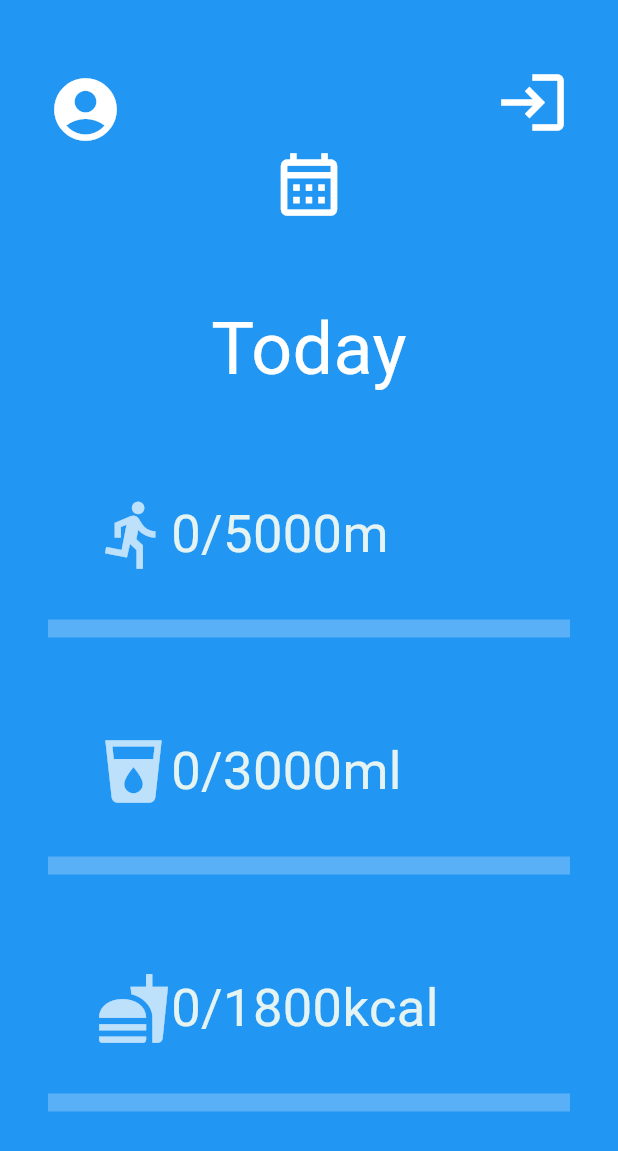
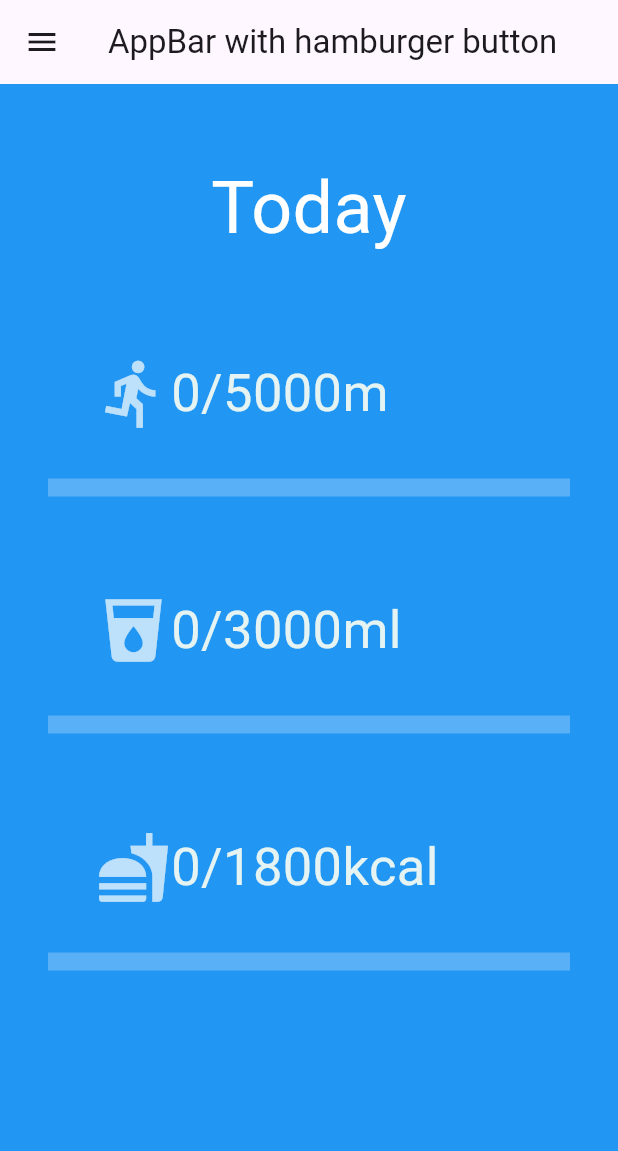
Before and after one commit to ManRi04/FitTrack, a Flutter app: the screen it shows after launch, after a tap on "Login", on a phone screen of 412 x 824 dp. Shown: the top 1151 px of the screen. Run offline on Flutter 3.47's test engine with Material 3 defaults, Android fonts, the light colour scheme and no system bars; our stand-ins replace sqflite, table_calendar; accounts and stored records are empty.

Commit message:
added SideBar with fucntionality that redirects to certain pages

```diff
--- a/lib/app/NutritionInput.dart
+++ b/lib/app/NutritionInput.dart
@@ -5,7 +5,6 @@ class NutritionInputPage extends StatefulWidget {
   const NutritionInputPage({super.key, required this.currentDate});
 
   final String currentDate;
-
 
   @override
   _NutritionInputPageState createState() => _NutritionInputPageState();
--- a/lib/app/Progress.dart
+++ b/lib/app/Progress.dart
@@ -1,10 +1,12 @@
+import 'package:fit_track/app/NutritionInput.dart';
+import 'package:fit_track/app/WorkoutPlan.dart';
 import 'package:fit_track/app/calendar.dart';
 import 'package:fit_track/app/login.dart';
 import 'package:flutter/material.dart';
 import 'profile.dart';
 
-class ProgressPage extends StatefulWidget {
-  const ProgressPage({super.key, required this.title});
+class ScreenSwiperPage extends StatefulWidget {
+  const ScreenSwiperPage({super.key, required this.title});
 
   // This widget is the home page of your application. It is stateful, meaning
   // that it has a State object (defined below) that contains fields that affect
@@ -18,10 +20,10 @@ class ProgressPage extends StatefulWidget {
   final String title;
 
   @override
-  State<ProgressPage> createState() => _ProgressPageState();
+  State<ScreenSwiperPage> createState() => _ScreenSwiperPageState();
 }
 
-class _ProgressPageState extends State<ProgressPage> {
+class _ScreenSwiperPageState extends State<ScreenSwiperPage> {
   int _counter = 0;
 
   final controller = PageController(initialPage: 0);
@@ -40,10 +42,57 @@ class _ProgressPageState extends State<ProgressPage> {
   @override
   Widget build(BuildContext context) {
     return Scaffold(
+      appBar: AppBar(title: const Text('AppBar with hamburger button')),
+      drawer: Drawer(
+        child: ListView(
+          padding: EdgeInsets.zero,
+          children: [
+            const DrawerHeader(
+              decoration: BoxDecoration(color: Colors.blue),
+              child: Text('Drawer Header'),
+            ),
+            ListTile(
+              leading: Icon(Icons.account_circle),
+              title: const Text('Profile'),
+              onTap: () {
+                // Navigation zur neuen Seite
+                Navigator.push(
+                  context,
+                  MaterialPageRoute(builder: (context) => ProfilPage()),
+                );
+              },
+            ),
+            ListTile(
+              leading: Icon(Icons.calendar_month_outlined) ,
+              title: const Text("Calendar"),
+              onTap: () {
+                // Navigation zur neuen Seite
+                Navigator.push(
+                  context,
+                  MaterialPageRoute(builder: (context) => CalendarPage()),
+                );
+              },
+            ),
+            ListTile(
+              leading: Icon(Icons.logout) ,
+              title: const Text("Logout"),
+              onTap: () {
+                // Navigation zur neuen Seite
+                Navigator.push(
+                  context,
+                  MaterialPageRoute(builder: (context) => LoginScreen()),
+                );
+              },
+            ),
+          ],
+        ),
+      ),
       body: PageView(
         controller: controller,
         children: [
-          DetailPage(headline: widget.title),
+          StatsPage(headline: widget.title),
+          NutritionInputPage(currentDate: widget.title),
+          WorkoutPlanPage(currentDate: widget.title),
 
         ],
       ),
@@ -51,16 +100,16 @@ class _ProgressPageState extends State<ProgressPage> {
   }
 }
 
-class DetailPage extends StatefulWidget {
-  const DetailPage({Key? key, required this.headline}) : super(key: key);
+class StatsPage extends StatefulWidget {
+  const StatsPage({Key? key, required this.headline}) : super(key: key);
 
   final String headline;
 
   @override
-  State<DetailPage> createState() => _DetailPageState();
+  State<StatsPage> createState() => _StatsPageState();
 }
 
-class _DetailPageState extends State<DetailPage> {
+class _StatsPageState extends State<StatsPage> {
   @override
   Widget build(BuildContext context) {
     return SingleChildScrollView(
@@ -68,66 +117,6 @@ class _DetailPageState extends State<DetailPage> {
         padding: EdgeInsetsDirectional.fromSTEB(32, 48, 32, 32),
         child: Column(
           children: [
-            GestureDetector(
-              onTap: () {
-                // Navigation zur neuen Seite
-                Navigator.push(
-                  context,
-                  MaterialPageRoute(builder: (context) => ProfilPage()),
-                );
-              },
-              child: Row(
-                mainAxisAlignment:
-                    MainAxisAlignment.start, // Verschiebt das Icon nach links
-                children: [
-                  Icon(Icons.account_circle, size: 50, color: Colors.white),
-                ],
-              ),
-            ),
-
-            GestureDetector(
-              onTap: () {
-                // Navigation zur neuen Seite
-                Navigator.push(
-                  context,
-                  MaterialPageRoute(builder: (context) => CalendarPage()),
-                );
-              },
-              child: Row(
-                mainAxisAlignment:
-                    MainAxisAlignment.center, // Verschiebt das Icon nach links
-                children: [
-                  Icon(
-                    Icons.calendar_month_outlined,
-                    size: 50,
-                    color: Colors.white,
-                  ),
-                ],
-              ),
-            ),
-            GestureDetector(
-              onTap: () {
-                // Navigation zur neuen Seite
-                Navigator.push(
-                  context,
-                  MaterialPageRoute(builder: (context) => LoginScreen()),
-                );
-              },
-              child: Transform.translate(
-                offset: Offset(20, -105),  // Verschiebt das Icon um 20 Pixel nach rechts und 105 nach oben
-                child: Padding(
-                  padding: const EdgeInsets.only(top: 0, right: 20),
-                  child: Row(
-                    mainAxisAlignment: MainAxisAlignment.end, // Verschiebt das Icon nach rechts
-                    children: [
-                      // Hier ist der GestureDetector jetzt direkt um das Icon herum
-                      Icon(Icons.login_outlined, size: 50, color: Colors.white),
-                    ],
-                  ),
-                ),
-              ),
-            ),
-
 
             Text(
               widget.headline,
@@ -151,7 +140,6 @@ class _DetailPageState extends State<DetailPage> {
               unit: "kcal",
               max: 1800,
             ),
-
           ],
         ),
       ),
@@ -263,3 +251,43 @@ class _SideBarState extends State<SideBar> {
     );
   }
 }
+
+class OptionSideBar extends StatefulWidget {
+  const OptionSideBar({super.key});
+
+  @override
+  State<OptionSideBar> createState() => _OptionSideBarState();
+}
+
+class _OptionSideBarState extends State<OptionSideBar> {
+  @override
+  Widget build(BuildContext context) {
+    return Scaffold(
+      appBar: AppBar(title: const Text('AppBar with hamburger button')),
+      drawer: Drawer(
+        child: ListView(
+          padding: EdgeInsets.zero,
+          children: [
+            const DrawerHeader(
+              decoration: BoxDecoration(color: Colors.blue),
+              child: Text('Drawer Header'),
+            ),
+            ListTile(
+              title: const Text('Item 1'),
+              onTap: () {
+                // Update the state of the app.
+              },
+            ),
+            ListTile(
+              title: const Text('Item 2'),
+              onTap: () {
+                // Update the state of the app.
+              },
+            ),
+          ],
+        ),
+      ),
+
+    );
+  }
+}
--- a/lib/app/calendar.dart
+++ b/lib/app/calendar.dart
@@ -90,7 +90,7 @@ class _CalendarPageState extends State<CalendarPage> {
                 Navigator.push(
                   context,
                   MaterialPageRoute(
-                    builder: (context) => ProgressPage(title: clickedDayDate),
+                    builder: (context) => ScreenSwiperPage(title: clickedDayDate),
                   ),
                 );
               },
--- a/lib/app/login.dart
+++ b/lib/app/login.dart
@@ -73,7 +73,7 @@ class _LoginScreenState extends State<LoginScreen> {
                       Navigator.push(
                         context,
                         MaterialPageRoute(
-                          builder: (context) => ProgressPage(title: "Today"),
+                          builder: (context) => ScreenSwiperPage(title: "Today"),
                         ),
                       );
                     },
```
Also changed, not shown: lib/app/WorkoutPlan.dart (line endings or trailing spaces).
